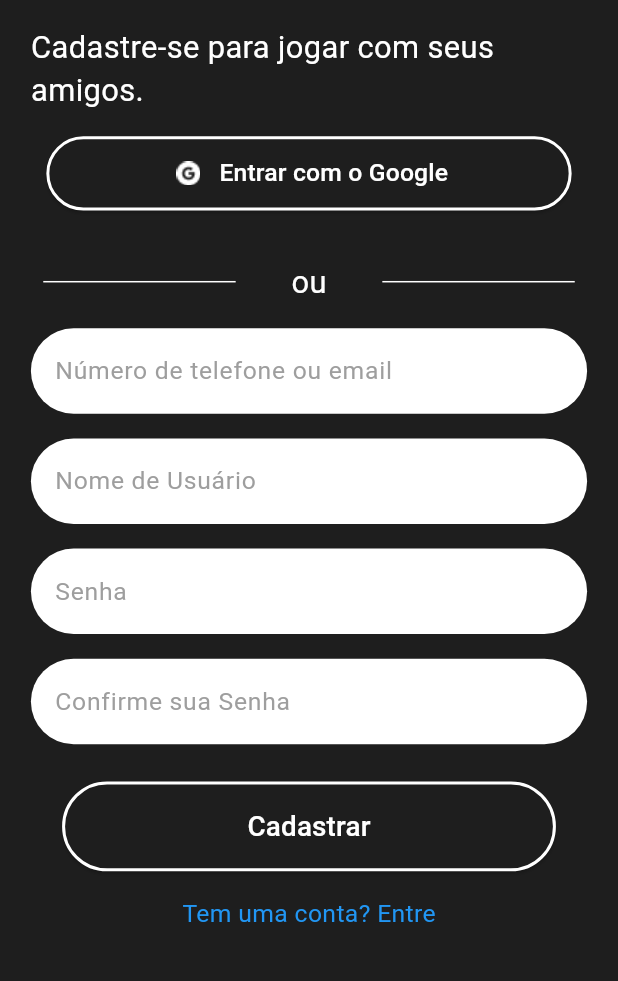
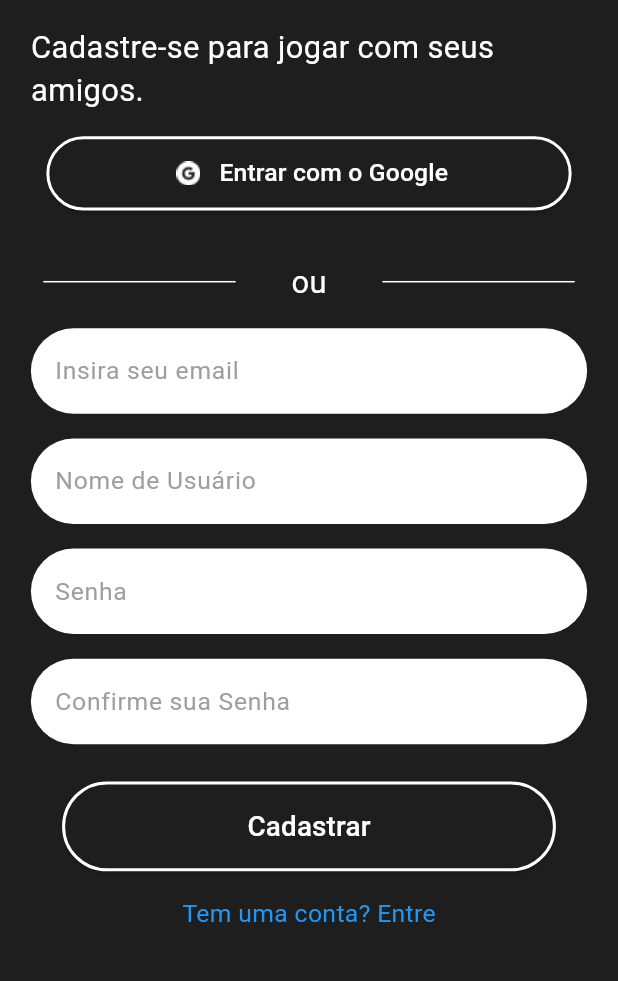
Before and after one commit to Viniciusulpicio/Saphir, a Flutter app: the screen it shows after launch, after a tap on "Entrar", after a tap on "Cadastre-se", on a phone screen of 412 x 824 dp, the part 218-1199 px from its top. Run offline on Flutter 3.47's test engine with Material 3 defaults, Android fonts, the phone set to English and light mode, and no system bars; our stand-ins replace firebase_auth, firebase_core, video_player; accounts and stored records are empty; Roboto replaces fonts that are missing (DaysOne, NotoSansWarangCiti).

Commit message:
👌correções de erros

```diff
--- a/lib/pages/cadastro.dart
+++ b/lib/pages/cadastro.dart
@@ -139,7 +139,7 @@ class _CadastroState extends State<Cadastro> {
                   TextFormField(
                     controller: _emailController,
                     decoration: InputDecoration(
-                      hintText: 'Número de telefone ou email',
+                      hintText: 'Insira seu email',
                       hintStyle: TextStyle(color: Colors.grey, fontSize: screenWidth * 0.04),
                       filled: true,
                       fillColor: Colors.white,
--- a/lib/pages/home.dart
+++ b/lib/pages/home.dart
@@ -117,8 +117,8 @@ class _HomeState extends State<Home> {
                       physics: const NeverScrollableScrollPhysics(),
                       gridDelegate: const SliverGridDelegateWithFixedCrossAxisCount(
                         crossAxisCount: 2,
-                        mainAxisSpacing: 10,
-                        crossAxisSpacing: 10,
+                        mainAxisSpacing: 2,
+                        crossAxisSpacing: 7,
                         childAspectRatio: 3.0,
                       ),
                       itemCount: categories.length,
@@ -161,7 +161,7 @@ class _HomeState extends State<Home> {
 
   Widget _buildSectionTitle(String title, double screenWidth) {
     return Container(
-      margin: EdgeInsets.only(left: screenWidth * 0.1),
+      margin: EdgeInsets.only(left: screenWidth * 0.05),
       alignment: Alignment.centerLeft,
       child: Text(
         title,
@@ -176,10 +176,10 @@ class _HomeState extends State<Home> {
 
   Widget _buildHorizontalCarousel(List<Map<String, dynamic>> itemList, double screenWidth, double screenHeight, BuildContext context) {
     return Padding(
-      padding: EdgeInsets.only(bottom: screenHeight * 0.02),
+      padding: EdgeInsets.only(bottom: screenHeight * 0.023),
       child: Container(
-        height: screenHeight * 0.2,
-        margin: EdgeInsets.symmetric(horizontal: screenWidth * 0.05),
+        height: screenHeight * 0.12,
+        margin: EdgeInsets.symmetric(horizontal: screenWidth * 0.03),
         child: SingleChildScrollView(
           scrollDirection: Axis.horizontal,
           child: Row(
--- a/lib/pages/login.dart
+++ b/lib/pages/login.dart
@@ -82,62 +82,28 @@ class _LoginState extends State<Login> with SingleTickerProviderStateMixin {
     }
   }
 
-
-
   @override
   Widget build(BuildContext context) {
-    double screenWidth = MediaQuery.of(context).size.width;
+    return Scaffold(
+      backgroundColor: const Color.fromARGB(255, 30, 30, 30),
+      body: LayoutBuilder(
+        builder: (context, constraints) {
+          // Determinar o espaçamento com base na largura da tela
+          double screenWidth = constraints.maxWidth;
           double horizontalPadding = screenWidth < 600 ? 30.0 : 80.0;
 
-    return Scaffold(
-      backgroundColor: const Color.fromARGB(255, 30, 30, 30),
-      body: Stack(
-        children: [
-          SlideTransition(
-            position: _offsetAnimation,
-            child: Center(
-              child: Form(
-                key: _formKey,
+          return Center(
             child: SingleChildScrollView(
               child: Padding(
                 padding: EdgeInsets.symmetric(horizontal: horizontalPadding),
+                child: Form(
+                  key: _formKey,
                   child: Column(
                     mainAxisAlignment: MainAxisAlignment.center,
                     children: [
-                        const SizedBox(height: 180),
-                        _buildEmailField(),
-                        const SizedBox(height: 40),
-                        _buildPasswordField(),
-                        const SizedBox(height: 20),
-                        if (_errorMessage != null)
-                          Text(
-                            _errorMessage!,
-                            style: const TextStyle(
-                              color: Colors.red,
-                              fontSize: 14,
-                            ),
-                          ),
-                        const SizedBox(height: 20),
-                        _buildForgotPassword(screenWidth),
-                        const SizedBox(height: 40),
-                        _buildLoginButton(screenWidth),
-                        const SizedBox(height: 40),
-                        _buildSocialButtons(screenWidth),
-                        const SizedBox(height: 30),
-                        const Divider(indent: 90, endIndent: 90),
-                        const SizedBox(height: 30),
-                        _buildSignUpPrompt(),
-                      ],
-                    ),
-                  ),
-                ),
-              ),
-            ),
-          ),
-          Positioned(
-            top: MediaQuery.of(context).size.height * 0.23,
-            left: 0,
-            right: 0,
+                      // Logo Animado
+                      SizedBox(
+                        height: constraints.maxHeight * 0.2, // 20% da altura
                         child: Center(
                           child: SlideTransition(
                             position: _offsetAnimation,
@@ -152,7 +118,52 @@ class _LoginState extends State<Login> with SingleTickerProviderStateMixin {
                           ),
                         ),
                       ),
+                      const SizedBox(height: 40),
+
+                      // Campo de E-mail
+                      _buildEmailField(),
+                      const SizedBox(height: 40),
+
+                      // Campo de Senha
+                      _buildPasswordField(),
+                      const SizedBox(height: 20),
+
+                      // Mensagem de erro (se houver)
+                      if (_errorMessage != null)
+                        Text(
+                          _errorMessage!,
+                          style: const TextStyle(
+                            color: Colors.red,
+                            fontSize: 14,
+                          ),
+                        ),
+                      const SizedBox(height: 20),
+
+                      // Esqueceu a Senha
+                      _buildForgotPassword(screenWidth),
+                      const SizedBox(height: 40),
+
+                      // Botão de Login
+                      _buildLoginButton(screenWidth),
+                      const SizedBox(height: 40),
+
+                      // Botões Sociais
+                      _buildSocialButtons(screenWidth),
+                      const SizedBox(height: 30),
+
+                      // Divisor
+                      const Divider(indent: 90, endIndent: 90),
+                      const SizedBox(height: 30),
+
+                      // Mensagem de Cadastro
+                      _buildSignUpPrompt(),
                     ],
+                  ),
+                ),
+              ),
+            ),
+          );
+        },
       ),
     );
   }
@@ -245,11 +256,12 @@ class _LoginState extends State<Login> with SingleTickerProviderStateMixin {
     return ElevatedButton(
       onPressed: _login,
       style: OutlinedButton.styleFrom(
+        minimumSize: Size(500, 50),
         padding: EdgeInsets.symmetric(
           horizontal: screenWidth < 600 ? 80 : 170,
           vertical: 15,
         ),
-        side: const BorderSide(color: Colors.white, width: 2),
+        side: const BorderSide(color: Colors.white, width: 5),
         shape: RoundedRectangleBorder(
           borderRadius: BorderRadius.circular(30),
         ),
@@ -309,4 +321,6 @@ class _LoginState extends State<Login> with SingleTickerProviderStateMixin {
       ],
     );
   }
+
+
 }
```
Lines whose indentation alone changed are shown as unchanged.
